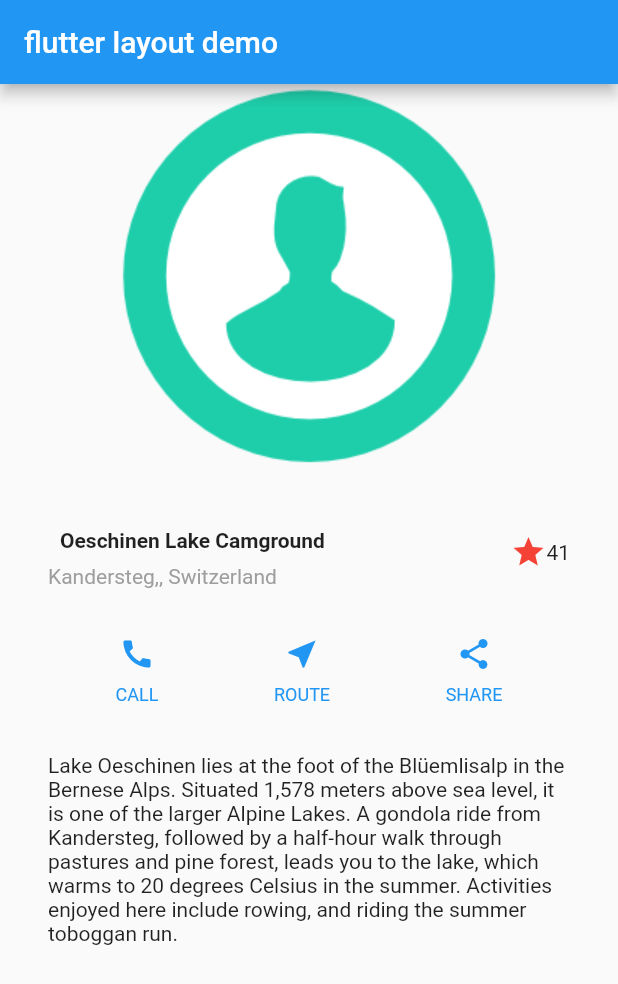
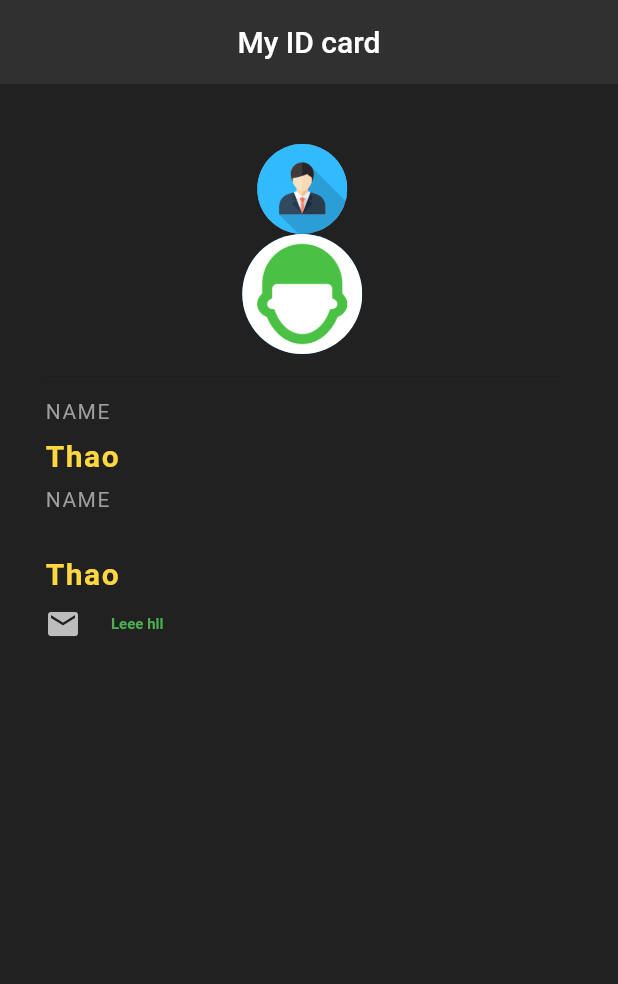
Before and after one commit to ThaoLuu2611/flutter-beginner, a Flutter app: the screen it shows after launch, on a phone screen of 412 x 824 dp. Shown: the top 984 px of the screen. Run offline on Flutter 3.47's test engine with Material 2 defaults, Android fonts, the phone set to English and light mode, and no system bars.

Commit message:
add SizedBox, CircleAvatar, Divider

```diff
--- a/flutter_first_app/lib/main.dart
+++ b/flutter_first_app/lib/main.dart
@@ -1,107 +1,98 @@
+import 'dart:ui';
+
+import 'package:flutter/cupertino.dart';
 import 'package:flutter/material.dart';
 
 void main() => runApp(MaterialApp(
-  home: MyHome(),
+  home: MyCard(),
 ));
 
-class MyHome extends StatelessWidget{
+class MyCard extends StatelessWidget {
   @override
   Widget build(BuildContext context) {
-
-    Widget titleSection = Container(
-      padding: const EdgeInsets.all(32),
-      child: Row(
-        children: <Widget>[
-          Expanded(
+    return Scaffold(
+      backgroundColor: Colors.grey[900],
+      appBar: AppBar(
+        title: Text('My ID card'),
+        centerTitle: true,
+        backgroundColor: Colors.grey[850],
+        elevation: 0.0,
+      ),
+      body: Padding(
+        padding: EdgeInsets.fromLTRB(30, 40, 39, 0),
         child: Column(
           crossAxisAlignment: CrossAxisAlignment.start,
           children: <Widget>[
-                Container(
-                  padding: const EdgeInsets.all(8),
-                  child: Text(
-                    'Oeschinen Lake Camground',
+           Center(
+             child: CircleAvatar(
+               backgroundImage: AssetImage('assets/icon4.png'),
+               radius: 30.0,
+             )
+           ),
+            Center(
+              child: CircleAvatar(
+                backgroundImage: AssetImage('assets/icon2.png'),
+                radius: 40.0,
+              )
+            ),
+            Divider(height: 30),
+
+            Text(
+              'NAME',
               style: TextStyle(
-                      fontWeight: FontWeight.bold
+                  color: Colors.grey,
+                  letterSpacing: 1.0
               ),
             ),
-                ),
+            SizedBox(height: 10.0),
             Text(
-                  'Kandersteg,, Switzerland',
+              'Thao',
               style: TextStyle(
-                    color: Colors.grey[500],
+                  color: Colors.amberAccent[200],
+                  letterSpacing: 1.0,
+                  fontSize: 20,
+                  fontWeight: FontWeight.bold,
               ),
             ),
-
-              ],
+            SizedBox(height: 10.0),
+            Text(
+              'NAME',
+              style: TextStyle(
+                  color: Colors.grey,
+                  letterSpacing: 1.0
               ),
             ),
-          Icon(
-            Icons.star,
-            color: Colors.red[500],
-          ),
-          Text('41'),
-        ],
-      ),
-
-    );
-
-    Column _buttonColumn(Color color, IconData icon, String label){
-      return Column(
-        children: <Widget>[
-          Icon(icon, color: color),
-          Container(
-            margin: const EdgeInsets.only(top: 8),
-            child: Text(
-              label,
+            SizedBox(height: 30.0),
+            Text(
+              'Thao',
               style: TextStyle(
-                fontSize: 12,
-                fontWeight: FontWeight.w400,
-                color: color,
+                color: Colors.amberAccent[200],
+                letterSpacing: 1.0,
+                fontSize: 20,
+                fontWeight: FontWeight.bold,
               ),
             ),
+            SizedBox(height: 10.0),
+            Row(
+              children: <Widget>[
+                Icon(
+                  Icons.email,
+                  color: Colors.grey[400],
                 ),
-        ],
-      );
-    }
-
-    Widget _buttonRow(){
-      Color color = Theme.of(context).primaryColor;
-      return Row(
-        mainAxisAlignment: MainAxisAlignment.spaceEvenly,
-        children: <Widget>[
-          _buttonColumn(color, Icons.call, 'CALL'),
-          _buttonColumn(color, Icons.near_me, 'ROUTE'),
-          _buttonColumn(color, Icons.share, 'SHARE'),
-        ],
-      );
-    }
-
-    Widget _textSection = Container(
-      padding: const EdgeInsets.all(32),
-      child: Text('Lake Oeschinen lies at the foot of the Blüemlisalp in the Bernese '
-          'Alps. Situated 1,578 meters above sea level, it is one of the '
-          'larger Alpine Lakes. A gondola ride from Kandersteg, followed by a '
-          'half-hour walk through pastures and pine forest, leads you to the '
-          'lake, which warms to 20 degrees Celsius in the summer. Activities '
-          'enjoyed here include rowing, and riding the summer toboggan run.'),
-    );
-
-    return MaterialApp(
-      title: 'Flutter demo layout',
-      home: Scaffold(
-        appBar: AppBar(
-          title: Text('flutter layout demo'),
+                SizedBox(width: 20.0),
+                Text(
+                  'Leee hll',
+                  style: TextStyle(
+                    color: Colors.green,
+                    fontSize: 10.0,
+                    fontWeight: FontWeight.bold,
                   ),
-        body: Column(
-          children: <Widget>[
-            Image.asset(
-            'assets/icon3.png'),
-            titleSection,
-            _buttonRow(),
-            _textSection,
+                )
               ],
             )
-      )
+          ]
+        ),
+      ),
     );
   }
 }
```
Lines whose indentation alone changed are shown as unchanged.
